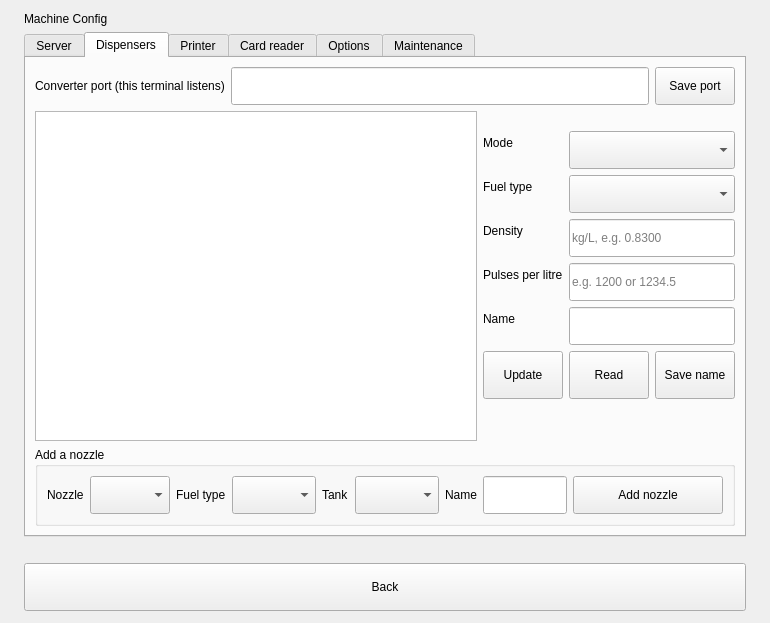
First picture: the form in smart210/src/settings/MachineConfigPage.ui, repository atosdev7/GasStaion, before the edit.
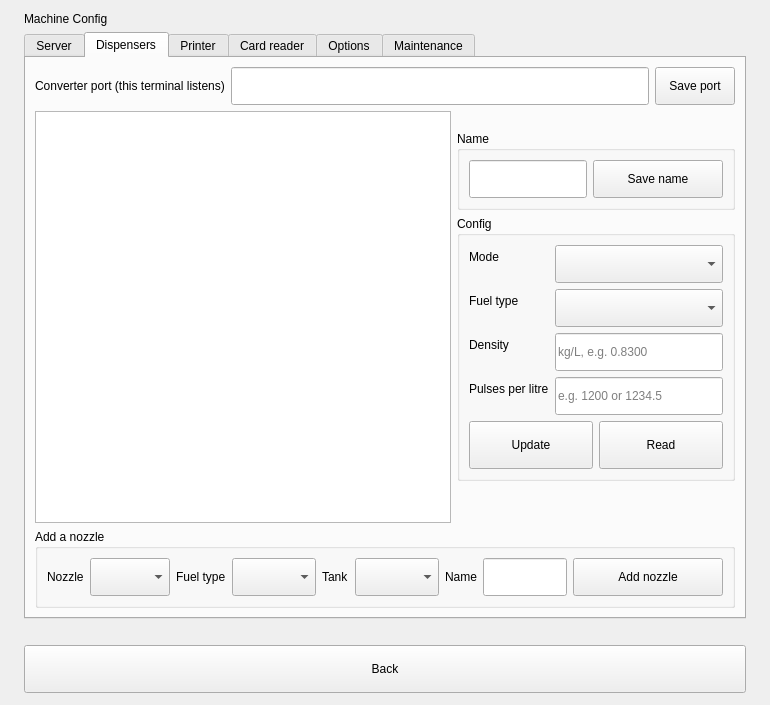
Second picture: the form after the edit. The open tabs and pages were chosen to show the change.

Commit message:
Smart210 Machine Config: the nozzle form has a Name group and a Config group, with wide fields
- The form of the picked nozzle is two groups: Name (the field and Save name) above Config (mode, fuel type, density, pulses per litre, Update, Read).
- The fields of the Config use the width of their group: the 180 px limit is gone and the form column gets two fifths of the tab.
- A test checks the groups, their order and the widths.

Patch:
```diff
--- a/smart210/src/settings/MachineConfigPage.ui
+++ b/smart210/src/settings/MachineConfigPage.ui
@@ -121,7 +121,7 @@
         </layout>
        </item>
        <item>
-        <layout class="QHBoxLayout" name="upperRow" stretch="1,0">
+        <layout class="QHBoxLayout" name="upperRow" stretch="3,2">
          <property name="leftMargin"><number>0</number></property>
          <property name="topMargin"><number>0</number></property>
          <property name="rightMargin"><number>0</number></property>
@@ -143,11 +143,37 @@
             </widget>
            </item>
            <item>
+            <widget class="QGroupBox" name="nozzleNameBox">
+             <property name="title"><string>Name</string></property>
+             <layout class="QHBoxLayout" name="nozzleNameRow" stretch="1,0">
+              <property name="leftMargin"><number>9</number></property><property name="topMargin"><number>9</number></property><property name="rightMargin"><number>9</number></property><property name="bottomMargin"><number>9</number></property>
+              <property name="spacing"><number>6</number></property>
+              <item>
+               <widget class="QLineEdit" name="nozzleName">
+                <property name="maxLength"><number>50</number></property>
+                <property name="minimumSize"><size><width>0</width><height>38</height></size></property>
+                <property name="sizePolicy"><sizepolicy hsizetype="Expanding" vsizetype="Fixed"><horstretch>0</horstretch><verstretch>0</verstretch></sizepolicy></property>
+               </widget>
+              </item>
+              <item>
+               <widget class="QPushButton" name="saveNozzleNameButton">
+                <property name="text"><string>Save name</string></property>
+                <property name="minimumSize"><size><width>130</width><height>38</height></size></property>
+               </widget>
+              </item>
+             </layout>
+            </widget>
+           </item>
+           <item>
+            <widget class="QGroupBox" name="nozzleConfigBox">
+             <property name="title"><string>Config</string></property>
+             <layout class="QVBoxLayout" name="nozzleConfigLayout">
+              <property name="leftMargin"><number>9</number></property><property name="topMargin"><number>9</number></property><property name="rightMargin"><number>9</number></property><property name="bottomMargin"><number>9</number></property>
+              <property name="spacing"><number>6</number></property>
+              <item>
             <layout class="QFormLayout" name="nozzleForm">
-             <property name="leftMargin"><number>0</number></property>
-             <property name="topMargin"><number>0</number></property>
-             <property name="rightMargin"><number>0</number></property>
-             <property name="bottomMargin"><number>0</number></property>
+                <property name="fieldGrowthPolicy"><enum>QFormLayout::AllNonFixedFieldsGrow</enum></property>
+                <property name="leftMargin"><number>0</number></property><property name="topMargin"><number>0</number></property><property name="rightMargin"><number>0</number></property><property name="bottomMargin"><number>0</number></property>
              <property name="spacing"><number>6</number></property>
              <item row="0" column="0">
               <widget class="QLabel" name="nozzleModeLabel">
@@ -157,6 +183,7 @@
              <item row="0" column="1">
               <widget class="QComboBox" name="nozzleMode">
                <property name="minimumSize"><size><width>0</width><height>38</height></size></property>
+                  <property name="sizePolicy"><sizepolicy hsizetype="Expanding" vsizetype="Fixed"><horstretch>0</horstretch><verstretch>0</verstretch></sizepolicy></property>
               </widget>
              </item>
              <item row="1" column="0">
@@ -167,6 +194,7 @@
              <item row="1" column="1">
               <widget class="QComboBox" name="nozzleFuel">
                <property name="minimumSize"><size><width>0</width><height>38</height></size></property>
+                  <property name="sizePolicy"><sizepolicy hsizetype="Expanding" vsizetype="Fixed"><horstretch>0</horstretch><verstretch>0</verstretch></sizepolicy></property>
               </widget>
              </item>
              <item row="2" column="0">
@@ -178,6 +206,7 @@
               <widget class="QLineEdit" name="nozzleDensity">
                <property name="placeholderText"><string>kg/L, e.g. 0.8300</string></property>
                <property name="minimumSize"><size><width>0</width><height>38</height></size></property>
+                  <property name="sizePolicy"><sizepolicy hsizetype="Expanding" vsizetype="Fixed"><horstretch>0</horstretch><verstretch>0</verstretch></sizepolicy></property>
               </widget>
              </item>
              <item row="3" column="0">
@@ -189,27 +218,14 @@
               <widget class="QLineEdit" name="nozzlePulses">
                <property name="placeholderText"><string>e.g. 1200 or 1234.5</string></property>
                <property name="minimumSize"><size><width>0</width><height>38</height></size></property>
-              </widget>
-             </item>
-             <item row="4" column="0">
-              <widget class="QLabel" name="nozzleNameLabel">
-               <property name="text"><string>Name</string></property>
-              </widget>
-             </item>
-             <item row="4" column="1">
-              <widget class="QLineEdit" name="nozzleName">
-               <property name="maxLength"><number>50</number></property>
-               <property name="minimumSize"><size><width>0</width><height>38</height></size></property>
+                  <property name="sizePolicy"><sizepolicy hsizetype="Expanding" vsizetype="Fixed"><horstretch>0</horstretch><verstretch>0</verstretch></sizepolicy></property>
               </widget>
              </item>
             </layout>
            </item>
            <item>
-            <layout class="QHBoxLayout" name="nozzleButtons" stretch="1,1,1">
-             <property name="leftMargin"><number>0</number></property>
-             <property name="topMargin"><number>0</number></property>
-             <property name="rightMargin"><number>0</number></property>
-             <property name="bottomMargin"><number>0</number></property>
+               <layout class="QHBoxLayout" name="nozzleButtons" stretch="1,1">
+                <property name="leftMargin"><number>0</number></property><property name="topMargin"><number>0</number></property><property name="rightMargin"><number>0</number></property><property name="bottomMargin"><number>0</number></property>
              <property name="spacing"><number>6</number></property>
              <item>
               <widget class="QPushButton" name="updateNozzleButton">
@@ -223,13 +239,10 @@
                <property name="minimumSize"><size><width>0</width><height>48</height></size></property>
               </widget>
              </item>
-             <item>
-              <widget class="QPushButton" name="saveNozzleNameButton">
-               <property name="text"><string>Save name</string></property>
-               <property name="minimumSize"><size><width>0</width><height>48</height></size></property>
-              </widget>
-             </item>
-            </layout>
+               </layout>
+              </item>
+             </layout>
+            </widget>
            </item>
            <item>
             <spacer name="spacer3">
```
Left out of the diff: 5 changed lines with no effect on the pictures. Lines whose indentation alone changed are shown as unchanged. The commit also changes 4 other files.
